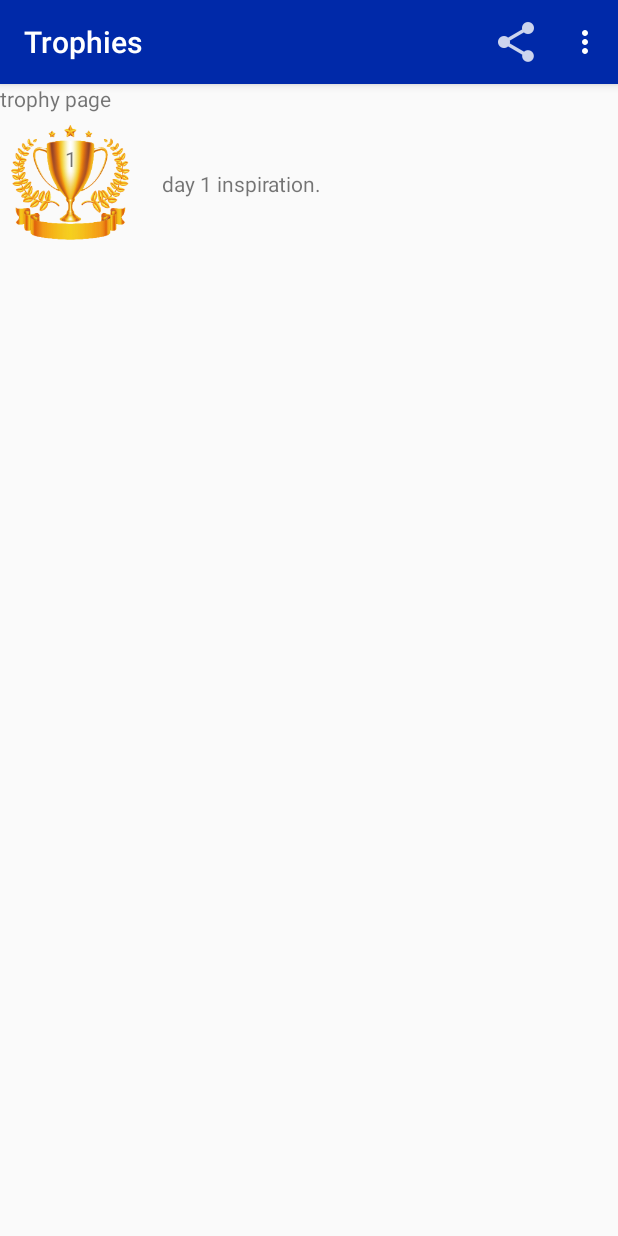
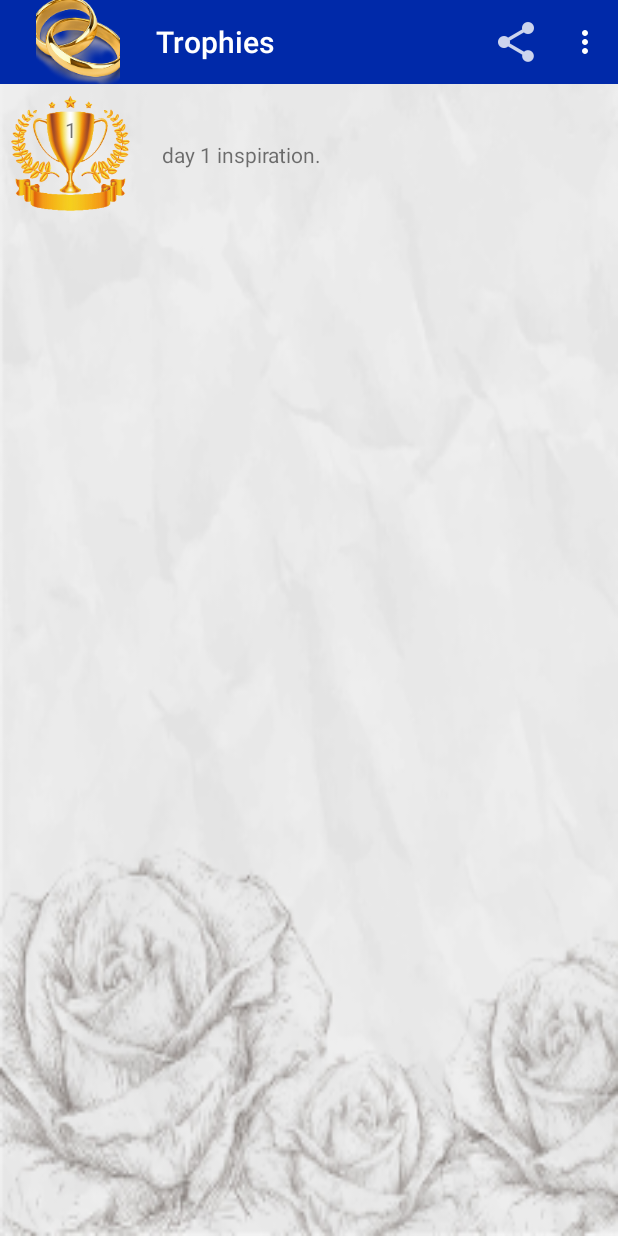
Before and after one commit to Jeffreyoboe1/LoveYourWife, an Android app: the TrophyPage screen opened directly, with no data from a screen before it, on a phone screen of 412 x 824 dp. Run offline under Robolectric (Android 15) with nearby library versions, the phone set to English and light mode, and no system bars; libraries missing offline, so code that uses them is left out: com.google.firebase.dynamiclinks.

Commit message:
Fixed color of "overflow" pop up menu to background black. Did so by removing the poptheme overlay in Challenge Complete.
Made Icon smaller - user ic_launcher instead of ic_foreground.

increased distance between title and icon by adding titlemarginstart 32 dp.
added background to trophies.
removed trophy page text.

```diff
--- a/app/src/main/AndroidManifest.xml
+++ b/app/src/main/AndroidManifest.xml
@@ -29,7 +29,8 @@
             android:theme="@style/AppTheme.NoActionBar" />
         <activity android:name=".ThankYou" />
         <activity android:name=".TrophyPage"
-            android:label="Trophies">
+            android:label="Trophies"
+            android:theme="@style/AppTheme.NoActionBar" >
 
         </activity>
     </application>
--- a/app/src/main/java/jeffpadgett/LoveYourWife/ChallengeComplete.java
+++ b/app/src/main/java/jeffpadgett/LoveYourWife/ChallengeComplete.java
@@ -8,6 +8,7 @@ import android.os.Bundle;
 import android.support.annotation.NonNull;
 import android.support.v7.app.AppCompatActivity;
 import android.support.v7.widget.Toolbar;
+import android.util.Log;
 import android.view.Menu;
 import android.view.MenuItem;
 import android.view.View;
@@ -44,6 +45,8 @@ public class ChallengeComplete extends AppCompatActivity {
 
         Toolbar toolbar = findViewById(R.id.toolbar);
         setSupportActionBar(toolbar);
+
+        Log.d("marginStart", "" + toolbar.getTitleMarginStart());
 
         imgTrophy = findViewById(R.id.imgTrophy);
         imgRings = findViewById(R.id.imgRings);
--- a/app/src/main/java/jeffpadgett/LoveYourWife/TrophyPage.java
+++ b/app/src/main/java/jeffpadgett/LoveYourWife/TrophyPage.java
@@ -8,6 +8,7 @@ import android.support.v7.app.AppCompatActivity;
 import android.os.Bundle;
 import android.support.v7.widget.LinearLayoutManager;
 import android.support.v7.widget.RecyclerView;
+import android.support.v7.widget.Toolbar;
 import android.util.Log;
 import android.view.Menu;
 import android.view.MenuItem;
@@ -35,6 +36,9 @@ public class TrophyPage extends AppCompatActivity {
     protected void onCreate(Bundle savedInstanceState) {
         super.onCreate(savedInstanceState);
         setContentView(R.layout.activity_trophy_page);
+
+        Toolbar toolbar = (Toolbar) findViewById(R.id.toolbar);
+        setSupportActionBar(toolbar);
 
         TAG = "TrophyPage";
 
--- a/app/src/main/res/layout/activity_trophy_page.xml
+++ b/app/src/main/res/layout/activity_trophy_page.xml
@@ -1,23 +1,35 @@
 <?xml version="1.0" encoding="utf-8"?>
-<ScrollView xmlns:android="http://schemas.android.com/apk/res/android"
+<LinearLayout xmlns:android="http://schemas.android.com/apk/res/android"
     xmlns:app="http://schemas.android.com/apk/res-auto"
     xmlns:tools="http://schemas.android.com/tools"
     android:layout_width="match_parent"
     android:layout_height="match_parent"
     android:orientation="vertical"
+    android:background="@drawable/flowers"
     tools:context=".TrophyPage">
 
 
+
+    <android.support.v7.widget.Toolbar
+        android:id="@+id/toolbar"
+        android:layout_width="match_parent"
+        android:layout_height="?attr/actionBarSize"
+        android:background="?attr/colorPrimary"
+        app:logo="@mipmap/ic_launcher"
+        app:theme="@style/ToolBarStyle"
+        app:titleMarginStart="32dp"
+
+        >
+
+    </android.support.v7.widget.Toolbar>
+
+    <ScrollView
+        android:layout_width="match_parent"
+        android:layout_height="wrap_content">
         <LinearLayout
             android:layout_width="match_parent"
             android:layout_height="wrap_content"
             android:orientation="vertical">
-
-        <TextView
-
-            android:layout_width="wrap_content"
-            android:layout_height="wrap_content"
-            android:text="trophy page"/>
 
             <android.support.v7.widget.RecyclerView
                 android:id="@+id/recyclerTrophies"
@@ -31,4 +43,8 @@
 
 
 
+
     </ScrollView>
+
+
+</LinearLayout>
--- a/app/src/main/res/menu/menu_main.xml
+++ b/app/src/main/res/menu/menu_main.xml
@@ -2,7 +2,6 @@
     xmlns:app="http://schemas.android.com/apk/res-auto"
     xmlns:tools="http://schemas.android.com/tools"
     tools:context="jeffpadgett.LoveYourWife.MainActivity">
-
 
 
     <item
```
Also changed, not shown: app/src/main/res/layout/activity_challenge_complete.xml (+6 -4 lines), app/src/main/res/layout/activity_main.xml (+3 -4 lines). Lines whose indentation alone changed are shown as unchanged.
